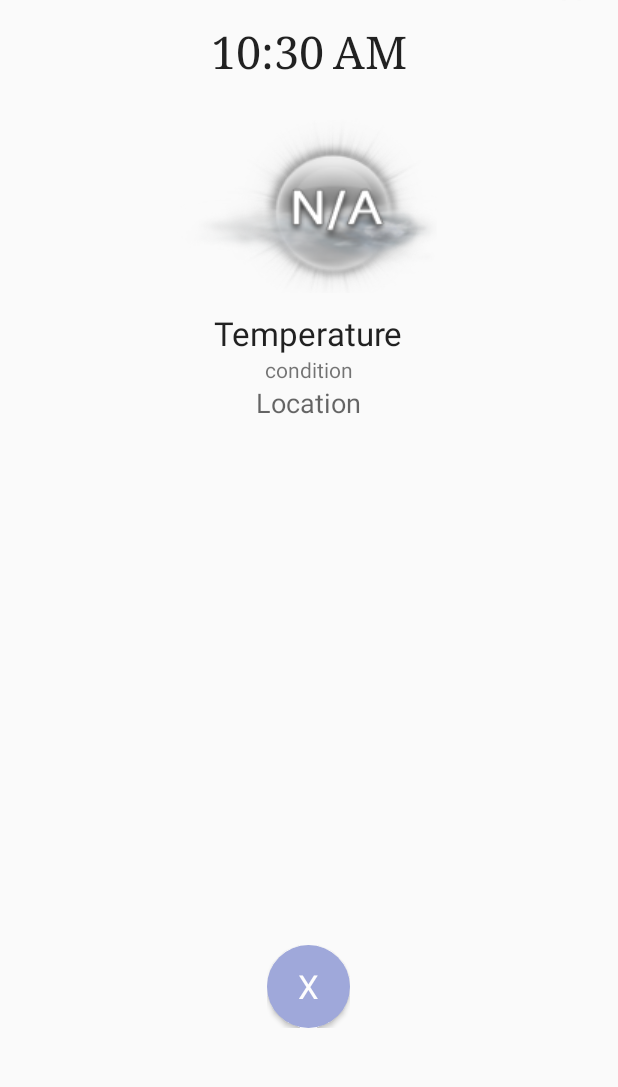
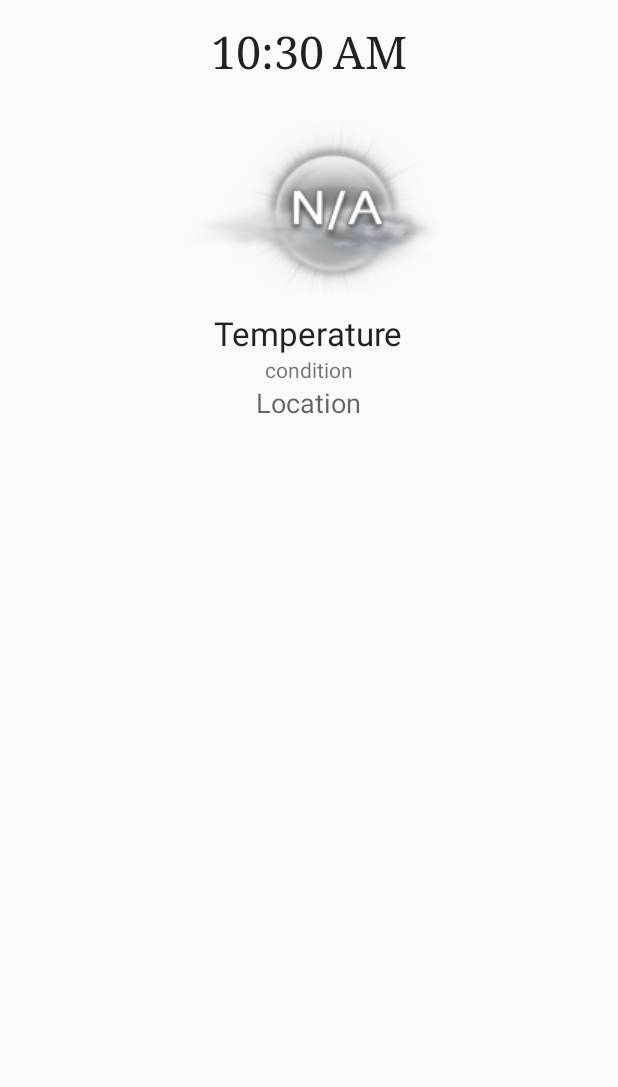
Before and after one commit to LuddeW/Chronopedia, an Android app: the screen it shows after launch (LandingActivity), on a phone screen of 412 x 824 dp, the part 128-1215 px from its top. Run offline under Robolectric (Android 15) with nearby library versions, the phone set to English and light mode, and no system bars.

Commit message:
Hide the stopalarmfragment when the ap starts and when you press the fragment it hides again

```diff
--- a/Chronopedia/app/src/main/java/com/example/ludwig/chronopedia/LandingActivity.java
+++ b/Chronopedia/app/src/main/java/com/example/ludwig/chronopedia/LandingActivity.java
@@ -25,6 +25,7 @@ public class LandingActivity extends AppCompatActivity implements WeatherService
     TextView wikiTextView;
     ImageView weatherIconImageView;
     Button landingButton;
+    View cancelFragment;
     DatabaseHandler handler = new DatabaseHandler(this);
 
     private YahooWeatherService service;
@@ -44,6 +45,8 @@ public class LandingActivity extends AppCompatActivity implements WeatherService
         wikiTextView = (TextView) findViewById(R.id.wikiTextView);
         weatherIconImageView = (ImageView) findViewById(R.id.weatherIconImageView);
         landingButton = (Button) findViewById(R.id.landingButton);
+        cancelFragment = (View) findViewById(R.id.fragmentStopAlarm);
+        cancelFragment.setVisibility(View.GONE);
 
         service = new YahooWeatherService(this);
         dialog = new ProgressDialog(this);
--- a/Chronopedia/app/src/main/java/com/example/ludwig/chronopedia/StopAlarmFragment.java
+++ b/Chronopedia/app/src/main/java/com/example/ludwig/chronopedia/StopAlarmFragment.java
@@ -28,13 +28,14 @@ public class StopAlarmFragment extends Fragment {
                              Bundle savedInstanceState) {
         // Inflate the layout for this fragment
         View view = inflater.inflate(R.layout.fragment_stop_alarm, container, false);
-
+        Toast.makeText(getContext(), "worky?", Toast.LENGTH_SHORT).show();
         btnStopAlarm = (Button) view.findViewById(R.id.btnStopAlarm);
 
         btnStopAlarm.setOnClickListener(new View.OnClickListener() {
             @Override
             public void onClick(View view) {
                 Toast.makeText(getContext(), "worky?", Toast.LENGTH_SHORT).show();
+                getView().setVisibility(View.GONE);
                 //This is called when pressing the round button in landing activity
             }
         });
```
